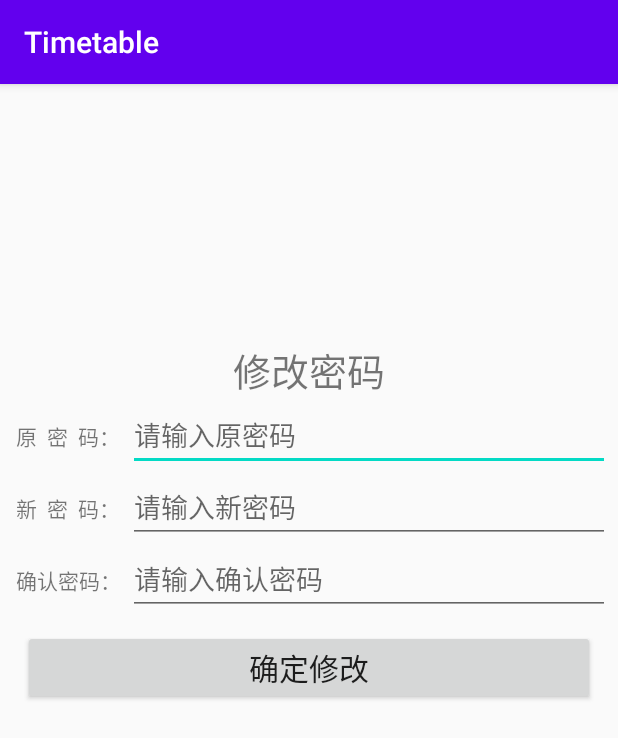
After one commit to caijunqian/Timetable, an Android app: the PasswordActivity screen opened directly, with no data from a screen before it, on a phone screen of 412 x 824 dp. The commit adds this screen. Shown: the top 738 px of the screen. Run offline under Robolectric (Android 15) with nearby library versions, the phone set to English and light mode, and no system bars.

Commit message:
实现修改密码界面xml文件

```diff
--- a/app/build.gradle
+++ b/app/build.gradle
@@ -44,6 +44,7 @@ dependencies {
     implementation 'androidx.navigation:navigation-fragment-ktx:2.1.0'
     implementation 'androidx.navigation:navigation-ui-ktx:2.1.0'
     implementation 'androidx.annotation:annotation:1.1.0'
+    implementation 'androidx.legacy:legacy-support-v4:1.0.0'
     testImplementation 'junit:junit:4.12'
     androidTestImplementation 'androidx.test.ext:junit:1.1.2'
     androidTestImplementation 'androidx.test.espresso:espresso-core:3.3.0'
--- a/app/src/main/AndroidManifest.xml
+++ b/app/src/main/AndroidManifest.xml
@@ -11,16 +11,17 @@
         android:roundIcon="@mipmap/ic_launcher_round"
         android:supportsRtl="true"
         android:theme="@style/AppTheme">
+        <activity android:name=".ui.PasswordActivity"></activity>
         <activity android:name=".ui.Login">
             <intent-filter>
                 <action android:name="android.intent.action.MAIN" />
+
                 <category android:name="android.intent.category.LAUNCHER" />
             </intent-filter>
         </activity>
         <activity
             android:name=".MainNavigation"
-            android:label="@string/title_activity_main_navigation">
-        </activity>
+            android:label="@string/title_activity_main_navigation"></activity>
 
         <service android:name=".PollingService" />
     </application>
--- a/app/src/main/java/com/example/timetable/ui/Login.kt
+++ b/app/src/main/java/com/example/timetable/ui/Login.kt
@@ -52,16 +52,19 @@ class Login : AppCompatActivity() {
                                     GlobalMsg.info= it.data!!   //登录后把登录信息存入全局变量
                                 } else if (it.code == 400) {
                                     Toast.makeText(this@Login, "登录密码错误", Toast.LENGTH_LONG).show()
+
                                 } else {
                                     Toast.makeText(this@Login, "网络请求失败，请稍后再试", Toast.LENGTH_LONG)
                                         .show()
+
                                 }
                             }
                         }
                     }
 
                     override fun onFailure(call: Call<InfoBean>, t: Throwable) {
-                        Toast.makeText(this@Login, "网络请求失败，请稍后再试", Toast.LENGTH_LONG).show()
+                        Toast.makeText(this@Login, "网络请求失败，请稍后再试！", Toast.LENGTH_LONG).show()
+
                     }
                 })
         }
--- /dev/null
+++ b/app/src/main/java/com/example/timetable/ui/PasswordActivity.kt
@@ -0,0 +1,12 @@
+package com.example.timetable.ui
+
+import androidx.appcompat.app.AppCompatActivity
+import android.os.Bundle
+import com.example.timetable.R
+
+class PasswordActivity : AppCompatActivity() {
+    override fun onCreate(savedInstanceState: Bundle?) {
+        super.onCreate(savedInstanceState)
+        setContentView(R.layout.activity_password)
+    }
+}
--- a/app/src/main/java/com/example/timetable/ui/home/HomeFragment.kt
+++ b/app/src/main/java/com/example/timetable/ui/home/HomeFragment.kt
@@ -19,6 +19,7 @@ import com.example.timetable.R
 import com.example.timetable.Subject
 import com.example.timetable.SubjectRepertory
 import com.example.timetable.ui.Login
+import com.example.timetable.ui.PasswordActivity
 import com.zhuangfei.timetable.TimetableView
 import kotlinx.android.synthetic.main.fragment_home.*
 
@@ -68,11 +69,12 @@ class HomeFragment : Fragment() {
         }
         btnUpdate.setOnClickListener {
             activity?.let {
-//                val intent = Intent(it, Login::class.java)
-//                it.startActivity(intent)
+                val intent = Intent(it, PasswordActivity::class.java)
+                it.startActivity(intent)
                 print("跳转到修改密码的fragment")
             }
         }
     }
 
+
 }
--- /dev/null
+++ b/app/src/main/res/layout/activity_password.xml
@@ -0,0 +1,111 @@
+<?xml version="1.0" encoding="utf-8"?>
+<LinearLayout xmlns:android="http://schemas.android.com/apk/res/android"
+    xmlns:app="http://schemas.android.com/apk/res-auto"
+    xmlns:tools="http://schemas.android.com/tools"
+    android:layout_width="match_parent"
+    android:layout_height="match_parent"
+    android:orientation="vertical"
+    tools:context=".ui.PasswordActivity">
+
+    <TextView
+        android:layout_width="wrap_content"
+        android:layout_height="0dp"
+        android:layout_weight="0.5"/>
+
+    <LinearLayout
+        android:layout_width="match_parent"
+        android:layout_height="wrap_content"
+        android:orientation="vertical"
+        android:paddingLeft="5dp"
+        android:paddingRight="5dp">
+
+        <LinearLayout
+            android:layout_width="match_parent"
+            android:layout_height="wrap_content"
+            android:orientation="horizontal">
+
+            <TextView
+                android:layout_width="match_parent"
+                android:layout_height="wrap_content"
+                android:gravity="center"
+                android:text="修改密码"
+                android:textSize="25dp"/>
+
+        </LinearLayout>
+
+
+
+        <!--密码-->
+        <LinearLayout
+            android:layout_width="match_parent"
+            android:layout_height="wrap_content"
+            android:orientation="horizontal">
+
+            <TextView
+                android:layout_width="80dp"
+                android:layout_height="wrap_content"
+                android:gravity="center"
+                android:text="原  密  码："/>
+
+            <EditText
+                android:layout_width="match_parent"
+                android:layout_height="wrap_content"
+                android:inputType="textPassword"
+                android:hint="请输入原密码"/>
+        </LinearLayout>
+
+        <!--新密码-->
+        <LinearLayout
+            android:layout_width="match_parent"
+            android:layout_height="wrap_content"
+            android:orientation="horizontal">
+
+            <TextView
+                android:layout_width="80dp"
+                android:layout_height="wrap_content"
+                android:gravity="center"
+                android:text="新  密  码："/>
+
+            <EditText
+                android:layout_width="match_parent"
+                android:layout_height="wrap_content"
+                android:inputType="textPassword"
+                android:hint="请输入新密码"/>
+        </LinearLayout>
+
+        <!--确认密码-->
+        <LinearLayout
+            android:layout_width="match_parent"
+            android:layout_height="wrap_content"
+            android:orientation="horizontal">
+
+            <TextView
+                android:layout_width="80dp"
+                android:layout_height="wrap_content"
+                android:gravity="center"
+                android:text="确认密码："/>
+
+            <EditText
+                android:layout_width="match_parent"
+                android:layout_height="wrap_content"
+                android:inputType="textPassword"
+                android:hint="请输入确认密码"/>
+        </LinearLayout>
+
+
+        <Button
+            android:layout_width="match_parent"
+            android:layout_height="wrap_content"
+            android:layout_margin="10dp"
+            android:textSize="20sp"
+            android:text="确定修改"/>
+
+
+    </LinearLayout>
+
+    <TextView
+        android:layout_width="wrap_content"
+        android:layout_height="0dp"
+        android:layout_weight="1"/>
+
+</LinearLayout>
--- a/app/src/main/res/values/dimens.xml
+++ b/app/src/main/res/values/dimens.xml
@@ -2,4 +2,7 @@
     <!-- Default screen margins, per the Android Design guidelines. -->
     <dimen name="activity_horizontal_margin">16dp</dimen>
     <dimen name="activity_vertical_margin">16dp</dimen>
+    <!-- Default screen margins, per the Android Design guidelines. -->
+    <dimen name="fragment_horizontal_margin">16dp</dimen>
+    <dimen name="fragment_vertical_margin">16dp</dimen>
 </resources>
--- a/app/src/main/res/values/strings.xml
+++ b/app/src/main/res/values/strings.xml
@@ -5,9 +5,7 @@
     <string name="title_dashboard">课程</string>
     <string name="title_notifications">事务</string>
     <string name="title_activity_login">LoginActivity</string>
-    <string name="prompt_email">Email</string>
-    <string name="prompt_password">Password</string>
-    <string name="action_sign_in">Sign in or register</string>
+
     <string name="action_sign_in_short">Sign in</string>
     <string name="welcome">"Welcome !"</string>
     <string name="invalid_username">Not a valid username</string>
@@ -26,4 +24,5 @@
     <string name="homeUpdatePwd">修改密码</string>
     <string name="homeLogout">退出登录</string>
     <string name="homeavatar">homeAvatar</string>
+
 </resources>
```
Also changed, not shown: app/src/main/res/layout/fragment_home.xml (+5 -5 lines).
